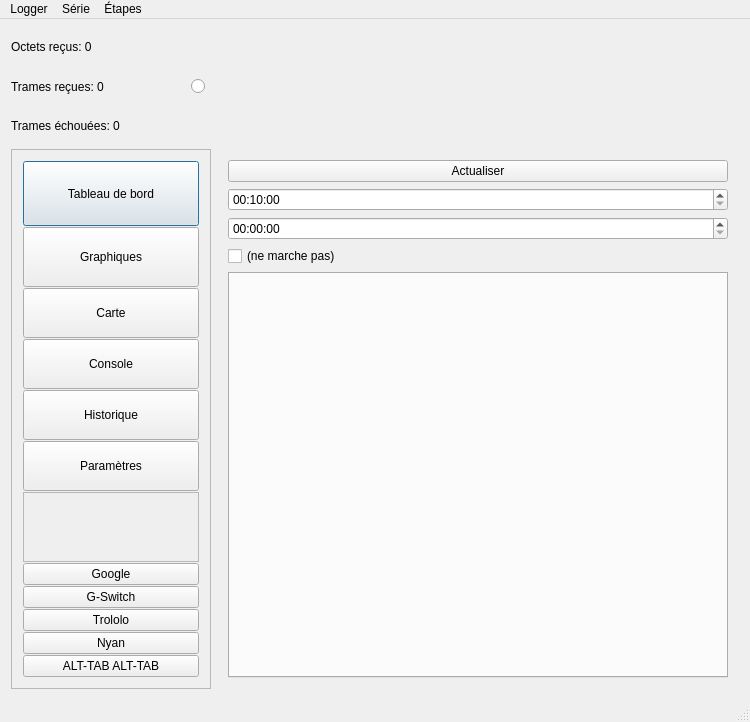
First picture: the form in FenPrincipale.ui, repository mjc-ermont/Cookie-Logger, before the edit.
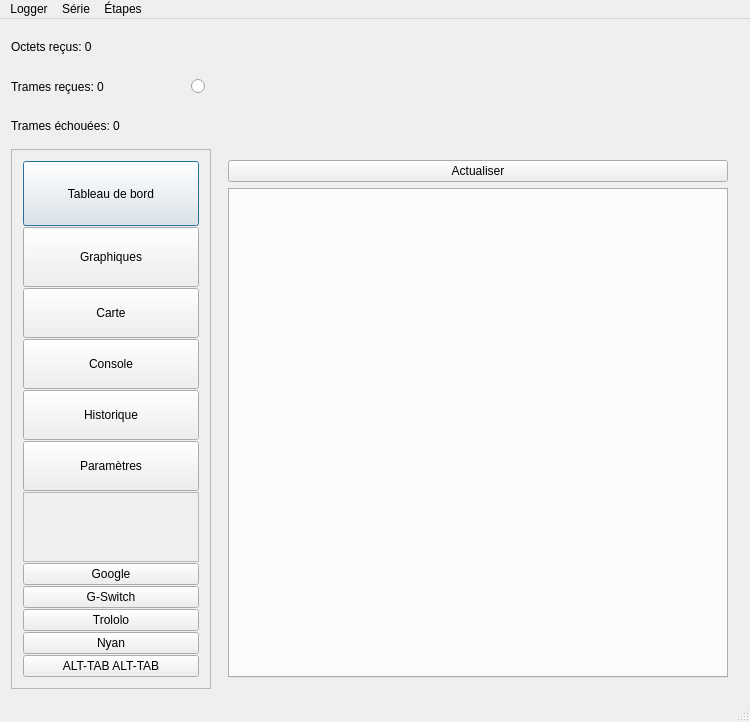
Second picture: the form after the edit. The open tabs and pages were chosen to show the change. Icons and pictures are not drawn. Custom widgets are drawn as their Qt base class.

Diff of the .ui file:
```diff
--- a/FenPrincipale.ui
+++ b/FenPrincipale.ui
@@ -210,7 +210,7 @@
       <item row="1" column="2" colspan="2">
        <widget class="QStackedWidget" name="stack">
         <property name="currentIndex">
-         <number>6</number>
+         <number>2</number>
         </property>
         <widget class="QWidget" name="p_tabl_bord">
          <layout class="QVBoxLayout" name="verticalLayout_2">
@@ -294,54 +294,23 @@
          <layout class="QGridLayout" name="verticalLayout_3">
           <item row="0" column="0">
            <layout class="QGridLayout" name="gridLayout_6">
-            <item row="1" column="0">
+            <item row="4" column="0">
              <widget class="QTabWidget" name="tab_historique"/>
             </item>
             <item row="0" column="0">
              <layout class="QVBoxLayout" name="verticalLayout_4">
               <item>
-               <widget class="QPushButton" name="actualizeTableButton">
-                <property name="text">
-                 <string>Actualiser</string>
-                </property>
-               </widget>
-              </item>
-              <item>
-               <widget class="QTimeEdit" name="time_end">
-                <property name="dateTime">
-                 <datetime>
-                  <hour>0</hour>
-                  <minute>10</minute>
-                  <second>0</second>
-                  <year>2000</year>
-                  <month>1</month>
-                  <day>1</day>
-                 </datetime>
-                </property>
-                <property name="currentSection">
-                 <enum>QDateTimeEdit::HourSection</enum>
-                </property>
-                <property name="time">
-                 <time>
-                  <hour>0</hour>
-                  <minute>10</minute>
-                  <second>0</second>
-                 </time>
-                </property>
-               </widget>
-              </item>
-              <item>
-               <widget class="QTimeEdit" name="time_start"/>
-              </item>
-              <item>
-               <widget class="QCheckBox" name="check_all_values">
-                <property name="text">
-                 <string>(ne marche pas)</string>
-                </property>
-               </widget>
+               <layout class="QHBoxLayout" name="p_historique_range_selection_layout"/>
               </item>
              </layout>
             </item>
+            <item row="1" column="0">
+             <widget class="QPushButton" name="actualizeTableButton">
+              <property name="text">
+               <string>Actualiser</string>
+              </property>
+             </widget>
+            </item>
            </layout>
           </item>
          </layout>
@@ -572,7 +541,7 @@
       <item row="0" column="2" colspan="2">
        <layout class="QHBoxLayout" name="stageLayout">
         <item>
-         <widget class="QGraphicsView" name="stageGraphicsView">
+         <widget class="MyGraphicsView" name="stageGraphicsView">
           <property name="styleSheet">
            <string notr="true">background-color: rgba(0,0,0,0)</string>
           </property>
@@ -779,6 +748,13 @@
   </action>
  </widget>
  <layoutdefault spacing="6" margin="11"/>
+ <customwidgets>
+  <customwidget>
+   <class>MyGraphicsView</class>
+   <extends>QGraphicsView</extends>
+   <header>UI/mygraphicsview.h</header>
+  </customwidget>
+ </customwidgets>
  <resources>
   <include location="res.qrc"/>
  </resources>
```
